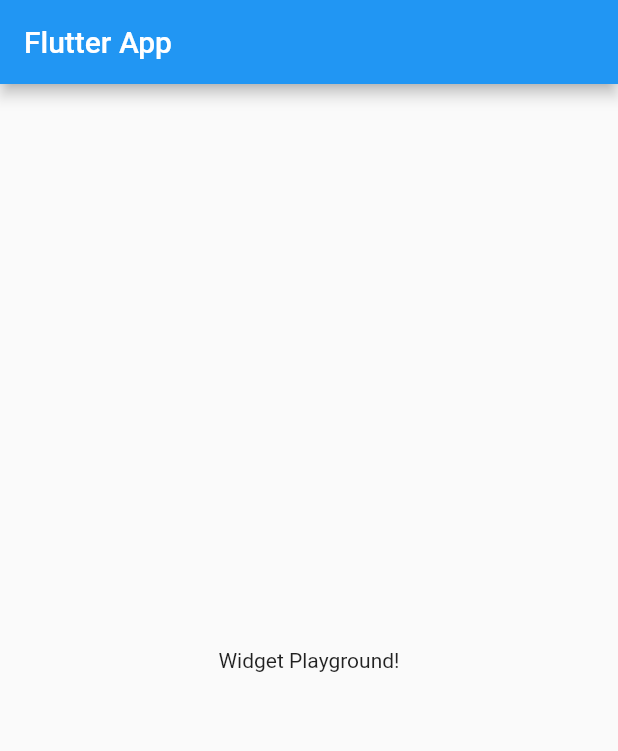
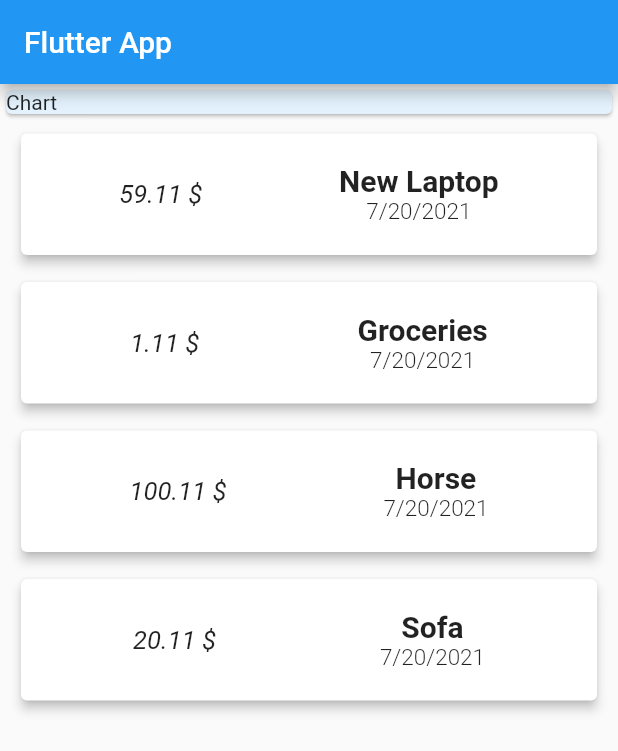
Before and after one commit to CristiPV/bookish-train, a Flutter app: the screen it shows after launch, on a phone screen of 412 x 824 dp. Shown: the top 751 px of the screen. Run offline on Flutter 3.47's test engine with Material 2 defaults, Android fonts, the phone set to English and light mode, and no system bars.

Commit message:
Add transaction list

```diff
--- a/expense_planner/lib/main.dart
+++ b/expense_planner/lib/main.dart
@@ -1,4 +1,6 @@
 import 'package:flutter/material.dart';
+
+import './transaction.dart';
 
 void main() => runApp(MyApp());
 
@@ -13,14 +15,80 @@ class MyApp extends StatelessWidget {
 }
 
 class MyHomePage extends StatelessWidget {
+  final List<Transaction> transactions = [
+    Transaction(
+        id: "t1", title: "New Laptop", amount: 59.11, date: DateTime.now()),
+    Transaction(
+        id: "t2", title: "Groceries", amount: 1.11, date: DateTime.now()),
+    Transaction(id: "t3", title: "Horse", amount: 100.11, date: DateTime.now()),
+    Transaction(id: "t4", title: "Sofa", amount: 20.11, date: DateTime.now()),
+  ];
+
   @override
   Widget build(BuildContext context) {
     return Scaffold(
       appBar: AppBar(
         title: Text('Flutter App'),
       ),
-      body: Center(
-        child: Text('Widget Playground!'),
+      body: Column(
+        children: [
+          Container(
+            width: double.infinity,
+            child: Card(
+              child: Text("Chart"),
+              color: Colors.blue.shade50,
+            ),
+          ),
+          Column(
+            children: transactions.map((transaction) {
+              return Container(
+                width: double.infinity,
+                margin: EdgeInsets.symmetric(horizontal: 10, vertical: 5),
+                child: Card(
+                  elevation: 3,
+                  child: Container(
+                    padding: EdgeInsets.all(20),
+                    child: Row(
+                      mainAxisAlignment: MainAxisAlignment.spaceAround,
+                      children: [
+                        Container(
+                          child: Text(
+                            "${transaction.amount} \$",
+                            textAlign: TextAlign.left,
+                            style: TextStyle(
+                              fontSize: 17,
+                              fontStyle: FontStyle.italic,
+                            ),
+                          ),
+                        ),
+                        Column(
+                          children: [
+                            Text(
+                              transaction.title.toString(),
+                              textAlign: TextAlign.center,
+                              style: TextStyle(
+                                fontSize: 20,
+                                fontWeight: FontWeight.bold,
+                              ),
+                            ),
+                            Text(
+                              "${transaction.date.month}/${transaction.date.day}/${transaction.date.year}",
+                              textAlign: TextAlign.center,
+                              style: TextStyle(
+                                fontSize: 15,
+                                fontWeight: FontWeight.w300,
+                              ),
+                            ),
+                          ],
+                        ),
+                      ],
+                    ),
+                  ),
+                ),
+              );
+            }).toList(),
+          ),
+        ],
       ),
     );
   }
--- /dev/null
+++ b/expense_planner/lib/transaction.dart
@@ -0,0 +1,13 @@
+class Transaction {
+  final String id;
+  final String title;
+  final double amount;
+  final DateTime date;
+
+  Transaction({
+    required this.id,
+    required this.title,
+    required this.amount,
+    required this.date,
+  });
+}
```
